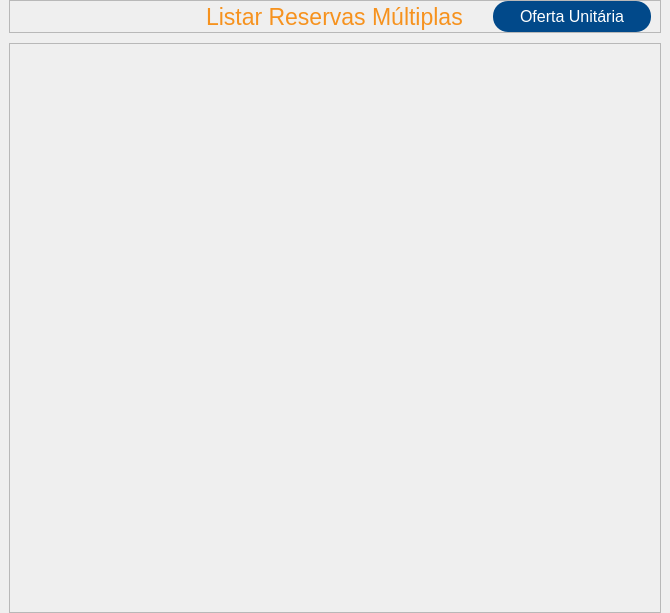
Above: App/view/ui/pesquisa.ui from Senac-SOR-ADS/Mapa-de-Sala before the change. Below: the same form after it.
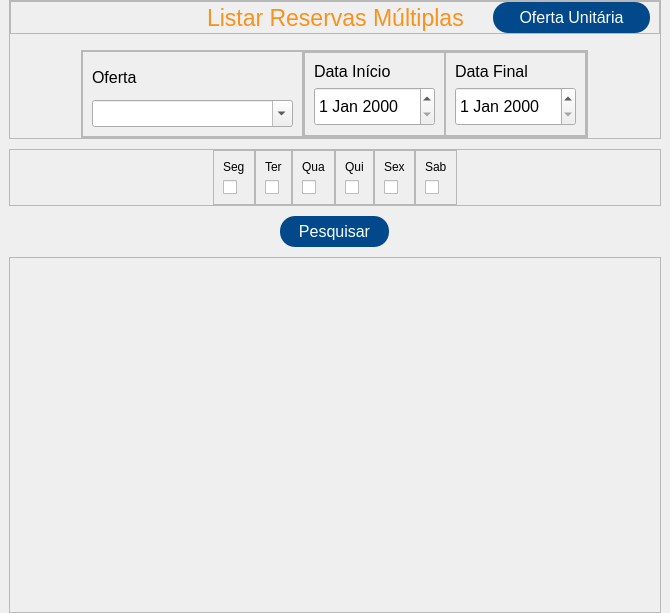
That is the form after the change. The open tabs and pages were chosen to show the change.

Commit message: reserva múltipla feita

Patch:
```diff
--- a/App/view/ui/pesquisa.ui
+++ b/App/view/ui/pesquisa.ui
@@ -18,9 +18,7 @@
 	color: #f6921e;
 }
 
-
-
-#btnPesquisar, #btnTrocarOfetaMultipla, #btnTrocarOfetaUnitaria {
+#btnPesquisar, #btnTrocarOfetaMultipla, #btnTrocarOfetaUnitaria, #btnPesquisarMultiplo {
 	color: #fff;
 	background-color: #01498a;
 	border-radius: 15px;
@@ -633,7 +631,7 @@
       </layout>
      </widget>
      <widget class="QWidget" name="reservaMultipla">
-      <layout class="QVBoxLayout" name="verticalLayout_12">
+      <layout class="QVBoxLayout" name="verticalLayout_12" stretch="0,0,0,0">
        <property name="spacing">
         <number>10</number>
        </property>
@@ -643,87 +641,558 @@
        <property name="bottomMargin">
         <number>0</number>
        </property>
-       <item alignment="Qt::AlignTop">
-        <widget class="QFrame" name="frame_16">
+       <item>
+        <widget class="QFrame" name="frame_23">
          <property name="frameShape">
           <enum>QFrame::StyledPanel</enum>
          </property>
          <property name="frameShadow">
           <enum>QFrame::Raised</enum>
          </property>
-         <layout class="QHBoxLayout" name="horizontalLayout_7" stretch="1,2,1">
+         <layout class="QVBoxLayout" name="verticalLayout_18">
           <property name="spacing">
+           <number>16</number>
+          </property>
+          <property name="leftMargin">
            <number>0</number>
           </property>
           <property name="topMargin">
            <number>0</number>
           </property>
+          <property name="rightMargin">
+           <number>0</number>
+          </property>
           <property name="bottomMargin">
            <number>0</number>
           </property>
           <item>
-           <spacer name="horizontalSpacer_3">
-            <property name="orientation">
-             <enum>Qt::Horizontal</enum>
+           <widget class="QFrame" name="frame_16">
+            <property name="frameShape">
+             <enum>QFrame::StyledPanel</enum>
             </property>
-            <property name="sizeHint" stdset="0">
-             <size>
-              <width>40</width>
-              <height>20</height>
-             </size>
+            <property name="frameShadow">
+             <enum>QFrame::Raised</enum>
             </property>
-           </spacer>
+            <layout class="QHBoxLayout" name="horizontalLayout_7" stretch="1,2,1">
+             <property name="spacing">
+              <number>0</number>
+             </property>
+             <property name="topMargin">
+              <number>0</number>
+             </property>
+             <property name="bottomMargin">
+              <number>0</number>
+             </property>
+             <item>
+              <spacer name="horizontalSpacer_3">
+               <property name="orientation">
+                <enum>Qt::Horizontal</enum>
+               </property>
+               <property name="sizeHint" stdset="0">
+                <size>
+                 <width>40</width>
+                 <height>20</height>
+                </size>
+               </property>
+              </spacer>
+             </item>
+             <item alignment="Qt::AlignHCenter">
+              <widget class="QLabel" name="titulo2">
+               <property name="font">
+                <font>
+                 <pointsize>17</pointsize>
+                </font>
+               </property>
+               <property name="text">
+                <string>Listar Reservas Múltiplas</string>
+               </property>
+              </widget>
+             </item>
+             <item>
+              <widget class="QPushButton" name="btnTrocarOfetaUnitaria">
+               <property name="minimumSize">
+                <size>
+                 <width>117</width>
+                 <height>31</height>
+                </size>
+               </property>
+               <property name="font">
+                <font>
+                 <pointsize>12</pointsize>
+                </font>
+               </property>
+               <property name="cursor">
+                <cursorShape>PointingHandCursor</cursorShape>
+               </property>
+               <property name="text">
+                <string>Oferta Unitária</string>
+               </property>
+              </widget>
+             </item>
+            </layout>
+           </widget>
           </item>
           <item alignment="Qt::AlignHCenter">
-           <widget class="QLabel" name="titulo2">
-            <property name="font">
-             <font>
-              <pointsize>17</pointsize>
-             </font>
+           <widget class="QFrame" name="frame_18">
+            <property name="frameShape">
+             <enum>QFrame::StyledPanel</enum>
             </property>
-            <property name="text">
-             <string>Listar Reservas Múltiplas</string>
+            <property name="frameShadow">
+             <enum>QFrame::Raised</enum>
             </property>
-           </widget>
-          </item>
-          <item>
-           <widget class="QPushButton" name="btnTrocarOfetaUnitaria">
-            <property name="minimumSize">
-             <size>
-              <width>117</width>
-              <height>31</height>
-             </size>
-            </property>
-            <property name="font">
-             <font>
-              <pointsize>12</pointsize>
-             </font>
-            </property>
-            <property name="cursor">
-             <cursorShape>PointingHandCursor</cursorShape>
-            </property>
-            <property name="text">
-             <string>Oferta Unitária</string>
-            </property>
+            <layout class="QHBoxLayout" name="horizontalLayout_8">
+             <property name="spacing">
+              <number>0</number>
+             </property>
+             <property name="leftMargin">
+              <number>0</number>
+             </property>
+             <property name="topMargin">
+              <number>0</number>
+             </property>
+             <property name="rightMargin">
+              <number>0</number>
+             </property>
+             <property name="bottomMargin">
+              <number>0</number>
+             </property>
+             <item>
+              <widget class="QFrame" name="frame_19">
+               <property name="frameShape">
+                <enum>QFrame::StyledPanel</enum>
+               </property>
+               <property name="frameShadow">
+                <enum>QFrame::Raised</enum>
+               </property>
+               <layout class="QVBoxLayout" name="verticalLayout_9">
+                <item>
+                 <widget class="QLabel" name="label_13">
+                  <property name="font">
+                   <font>
+                    <pointsize>12</pointsize>
+                   </font>
+                  </property>
+                  <property name="cursor">
+                   <cursorShape>ArrowCursor</cursorShape>
+                  </property>
+                  <property name="text">
+                   <string>Oferta</string>
+                  </property>
+                 </widget>
+                </item>
+                <item>
+                 <widget class="QComboBox" name="campoOfertaMultiplo">
+                  <property name="minimumSize">
+                   <size>
+                    <width>201</width>
+                    <height>0</height>
+                   </size>
+                  </property>
+                  <property name="font">
+                   <font>
+                    <pointsize>12</pointsize>
+                   </font>
+                  </property>
+                  <property name="editable">
+                   <bool>true</bool>
+                  </property>
+                 </widget>
+                </item>
+               </layout>
+              </widget>
+             </item>
+             <item>
+              <widget class="QFrame" name="frame_20">
+               <property name="frameShape">
+                <enum>QFrame::StyledPanel</enum>
+               </property>
+               <property name="frameShadow">
+                <enum>QFrame::Raised</enum>
+               </property>
+               <layout class="QHBoxLayout" name="horizontalLayout_10">
+                <property name="spacing">
+                 <number>0</number>
+                </property>
+                <property name="leftMargin">
+                 <number>0</number>
+                </property>
+                <property name="topMargin">
+                 <number>0</number>
+                </property>
+                <property name="rightMargin">
+                 <number>0</number>
+                </property>
+                <property name="bottomMargin">
+                 <number>0</number>
+                </property>
+                <item>
+                 <widget class="QFrame" name="frame_22">
+                  <property name="frameShape">
+                   <enum>QFrame::StyledPanel</enum>
+                  </property>
+                  <property name="frameShadow">
+                   <enum>QFrame::Raised</enum>
+                  </property>
+                  <layout class="QVBoxLayout" name="verticalLayout_16">
+                   <item>
+                    <widget class="QLabel" name="label_12">
+                     <property name="font">
+                      <font>
+                       <pointsize>12</pointsize>
+                      </font>
+                     </property>
+                     <property name="text">
+                      <string>Data Início</string>
+                     </property>
+                    </widget>
+                   </item>
+                   <item>
+                    <widget class="QDateEdit" name="dataInicioMultiplo">
+                     <property name="minimumSize">
+                      <size>
+                       <width>121</width>
+                       <height>39</height>
+                      </size>
+                     </property>
+                     <property name="font">
+                      <font>
+                       <pointsize>12</pointsize>
+                      </font>
+                     </property>
+                    </widget>
+                   </item>
+                  </layout>
+                 </widget>
+                </item>
+                <item>
+                 <widget class="QFrame" name="frame_21">
+                  <property name="frameShape">
+                   <enum>QFrame::StyledPanel</enum>
+                  </property>
+                  <property name="frameShadow">
+                   <enum>QFrame::Raised</enum>
+                  </property>
+                  <layout class="QVBoxLayout" name="verticalLayout_17">
+                   <item>
+                    <widget class="QLabel" name="label_14">
+                     <property name="font">
+                      <font>
+                       <pointsize>12</pointsize>
+                      </font>
+                     </property>
+                     <property name="text">
+                      <string>Data Final</string>
+                     </property>
+                    </widget>
+                   </item>
+                   <item>
+                    <widget class="QDateEdit" name="dataFimMultiplo">
+                     <property name="minimumSize">
+                      <size>
+                       <width>121</width>
+                       <height>39</height>
+                      </size>
+                     </property>
+                     <property name="font">
+                      <font>
+                       <pointsize>12</pointsize>
+                      </font>
+                     </property>
+                    </widget>
+                   </item>
+                  </layout>
+                 </widget>
+                </item>
+               </layout>
+              </widget>
+             </item>
+            </layout>
            </widget>
           </item>
          </layout>
         </widget>
        </item>
        <item>
-        <widget class="QFrame" name="frame_14">
-         <property name="sizePolicy">
-          <sizepolicy hsizetype="Expanding" vsizetype="Expanding">
-           <horstretch>0</horstretch>
-           <verstretch>0</verstretch>
-          </sizepolicy>
-         </property>
+        <widget class="QFrame" name="checks">
          <property name="frameShape">
           <enum>QFrame::StyledPanel</enum>
          </property>
          <property name="frameShadow">
           <enum>QFrame::Raised</enum>
          </property>
+         <layout class="QHBoxLayout" name="horizontalLayout_6">
+          <property name="spacing">
+           <number>0</number>
+          </property>
+          <property name="leftMargin">
+           <number>0</number>
+          </property>
+          <property name="topMargin">
+           <number>0</number>
+          </property>
+          <property name="rightMargin">
+           <number>0</number>
+          </property>
+          <property name="bottomMargin">
+           <number>0</number>
+          </property>
+          <item>
+           <spacer name="horizontalSpacer">
+            <property name="orientation">
+             <enum>Qt::Horizontal</enum>
+            </property>
+            <property name="sizeHint" stdset="0">
+             <size>
+              <width>40</width>
+              <height>20</height>
+             </size>
+            </property>
+           </spacer>
+          </item>
+          <item alignment="Qt::AlignHCenter|Qt::AlignVCenter">
+           <widget class="QFrame" name="frame_7">
+            <property name="frameShape">
+             <enum>QFrame::StyledPanel</enum>
+            </property>
+            <property name="frameShadow">
+             <enum>QFrame::Raised</enum>
+            </property>
+            <layout class="QVBoxLayout" name="verticalLayout_5">
+             <item>
+              <widget class="QLabel" name="label_6">
+               <property name="text">
+                <string>Seg</string>
+               </property>
+              </widget>
+             </item>
+             <item>
+              <widget class="QCheckBox" name="segMultiplo">
+               <property name="minimumSize">
+                <size>
+                 <width>0</width>
+                 <height>0</height>
+                </size>
+               </property>
+               <property name="font">
+                <font>
+                 <pointsize>8</pointsize>
+                </font>
+               </property>
+               <property name="cursor">
+                <cursorShape>PointingHandCursor</cursorShape>
+               </property>
+               <property name="text">
+                <string/>
+               </property>
+               <property name="iconSize">
+                <size>
+                 <width>0</width>
+                 <height>0</height>
+                </size>
+               </property>
+              </widget>
+             </item>
+            </layout>
+           </widget>
+          </item>
+          <item alignment="Qt::AlignHCenter|Qt::AlignVCenter">
+           <widget class="QFrame" name="frame_8">
+            <property name="frameShape">
+             <enum>QFrame::StyledPanel</enum>
+            </property>
+            <property name="frameShadow">
+             <enum>QFrame::Raised</enum>
+            </property>
+            <layout class="QVBoxLayout" name="verticalLayout_15">
+             <item>
+              <widget class="QLabel" name="label_7">
+               <property name="text">
+                <string>Ter</string>
+               </property>
+              </widget>
+             </item>
+             <item>
+              <widget class="QCheckBox" name="terMultiplo">
+               <property name="cursor">
+                <cursorShape>PointingHandCursor</cursorShape>
+               </property>
+               <property name="text">
+                <string/>
+               </property>
+              </widget>
+             </item>
+            </layout>
+           </widget>
+          </item>
+          <item alignment="Qt::AlignHCenter|Qt::AlignVCenter">
+           <widget class="QFrame" name="frame_11">
+            <property name="frameShape">
+             <enum>QFrame::StyledPanel</enum>
+            </property>
+            <property name="frameShadow">
+             <enum>QFrame::Raised</enum>
+            </property>
+            <layout class="QVBoxLayout" name="verticalLayout_14">
+             <item>
+              <widget class="QLabel" name="label_8">
+               <property name="text">
+                <string>Qua</string>
+               </property>
+              </widget>
+             </item>
+             <item>
+              <widget class="QCheckBox" name="quaMultiplo">
+               <property name="cursor">
+                <cursorShape>PointingHandCursor</cursorShape>
+               </property>
+               <property name="text">
+                <string/>
+               </property>
+              </widget>
+             </item>
+            </layout>
+           </widget>
+          </item>
+          <item alignment="Qt::AlignHCenter|Qt::AlignVCenter">
+           <widget class="QFrame" name="frame_12">
+            <property name="frameShape">
+             <enum>QFrame::StyledPanel</enum>
+            </property>
+            <property name="frameShadow">
+             <enum>QFrame::Raised</enum>
+            </property>
+            <layout class="QVBoxLayout" name="verticalLayout_13">
+             <item>
+              <widget class="QLabel" name="label_9">
+               <property name="text">
+                <string>Qui</string>
+               </property>
+              </widget>
+             </item>
+             <item>
+              <widget class="QCheckBox" name="quiMultiplo">
+               <property name="cursor">
+                <cursorShape>PointingHandCursor</cursorShape>
+               </property>
+               <property name="text">
+                <string/>
+               </property>
+              </widget>
+             </item>
+            </layout>
+           </widget>
+          </item>
+          <item alignment="Qt::AlignHCenter|Qt::AlignVCenter">
+           <widget class="QFrame" name="frame_13">
+            <property name="frameShape">
+             <enum>QFrame::StyledPanel</enum>
+            </property>
+            <property name="frameShadow">
+             <enum>QFrame::Raised</enum>
+            </property>
+            <layout class="QVBoxLayout" name="verticalLayout_11">
+             <item>
+              <widget class="QLabel" name="label_10">
+               <property name="text">
+                <string>Sex</string>
+               </property>
+              </widget>
+             </item>
+             <item>
+              <widget class="QCheckBox" name="sexMultiplo">
+               <property name="cursor">
+                <cursorShape>PointingHandCursor</cursorShape>
+               </property>
+               <property name="text">
+                <string/>
+               </property>
+              </widget>
+             </item>
+            </layout>
+           </widget>
+          </item>
+          <item alignment="Qt::AlignHCenter|Qt::AlignVCenter">
+           <widget class="QFrame" name="frame_17">
+            <property name="frameShape">
+             <enum>QFrame::StyledPanel</enum>
+            </property>
+            <property name="frameShadow">
+             <enum>QFrame::Raised</enum>
+            </property>
+            <layout class="QVBoxLayout" name="verticalLayout_10">
+             <item>
+              <widget class="QLabel" name="label_11">
+               <property name="text">
+                <string>Sab</string>
+               </property>
+              </widget>
+             </item>
+             <item>
+              <widget class="QCheckBox" name="sabMultiplo">
+               <property name="cursor">
+                <cursorShape>PointingHandCursor</cursorShape>
+               </property>
+               <property name="text">
+                <string/>
+               </property>
+              </widget>
+             </item>
+            </layout>
+           </widget>
+          </item>
+          <item>
+           <spacer name="horizontalSpacer_4">
+            <property name="orientation">
+             <enum>Qt::Horizontal</enum>
+            </property>
+            <property name="sizeHint" stdset="0">
+             <size>
+              <width>40</width>
+              <height>20</height>
+             </size>
+            </property>
+           </spacer>
+          </item>
+         </layout>
+        </widget>
+       </item>
+       <item alignment="Qt::AlignHCenter">
+        <widget class="QPushButton" name="btnPesquisarMultiplo">
+         <property name="minimumSize">
+          <size>
+           <width>109</width>
+           <height>31</height>
+          </size>
+         </property>
+         <property name="font">
+          <font>
+           <pointsize>12</pointsize>
+          </font>
+         </property>
+         <property name="cursor">
+          <cursorShape>PointingHandCursor</cursorShape>
+         </property>
+         <property name="text">
+          <string>Pesquisar</string>
+         </property>
+        </widget>
+       </item>
+       <item>
+        <widget class="QScrollArea" name="scrollArea">
+         <property name="widgetResizable">
+          <bool>true</bool>
+         </property>
+         <widget class="QWidget" name="scrollAreaWidgetContents_2">
+          <property name="geometry">
+           <rect>
+            <x>0</x>
+            <y>0</y>
+            <width>650</width>
+            <height>357</height>
+           </rect>
+          </property>
+          <layout class="QGridLayout" name="gridLayout_2"/>
+         </widget>
         </widget>
        </item>
       </layout>
```
Left out of the diff: 4 changed lines with no effect on the pictures. The commit also changes 4 other files.
